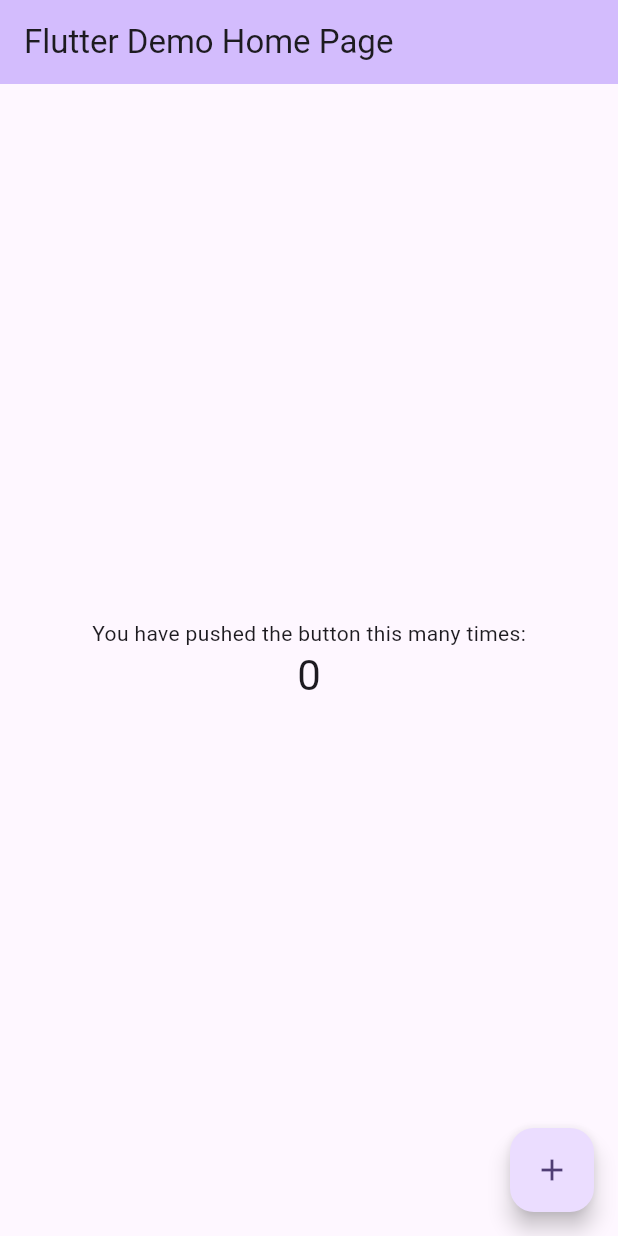
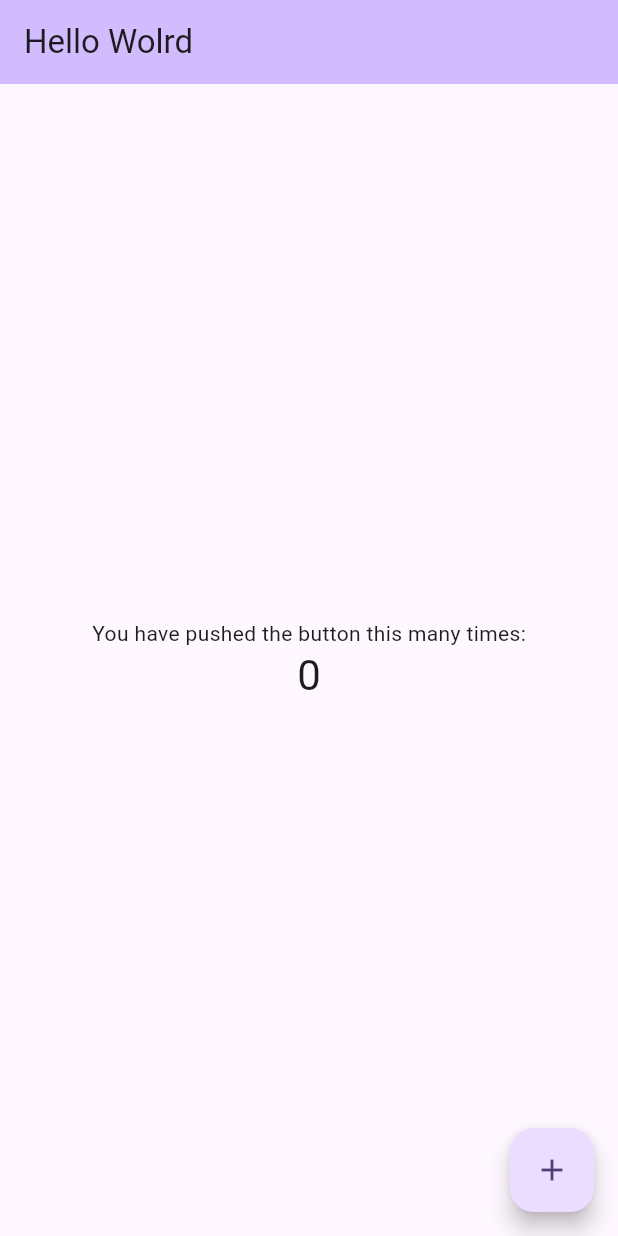
Before and after one commit to Ryuuutaaa/shigoto-flutter, a Flutter app: the screen it shows after launch, on a phone screen of 412 x 824 dp. Run offline on Flutter 3.47's test engine with Material 3 defaults, Android fonts, the phone set to English and light mode, and no system bars.

Commit message:
feat : hello world'

```diff
--- a/lib/main.dart
+++ b/lib/main.dart
@@ -31,7 +31,7 @@ class MyApp extends StatelessWidget {
         colorScheme: ColorScheme.fromSeed(seedColor: Colors.deepPurple),
         useMaterial3: true,
       ),
-      home: const MyHomePage(title: 'Flutter Demo Home Page'),
+      home: const MyHomePage(title: 'Hello Wolrd'),
     );
   }
 }
```
